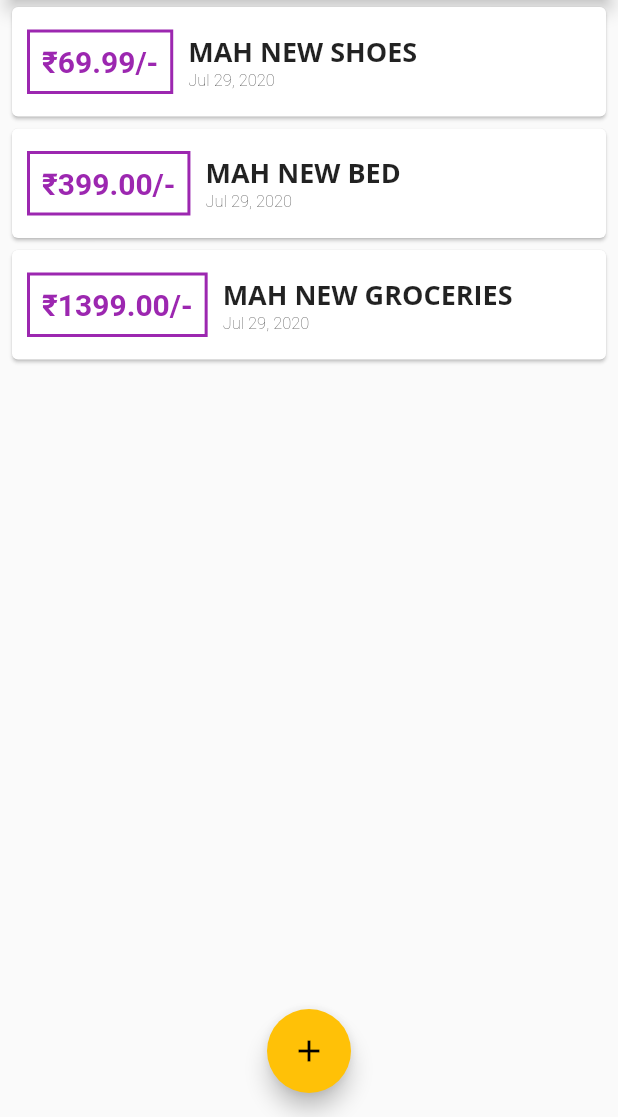
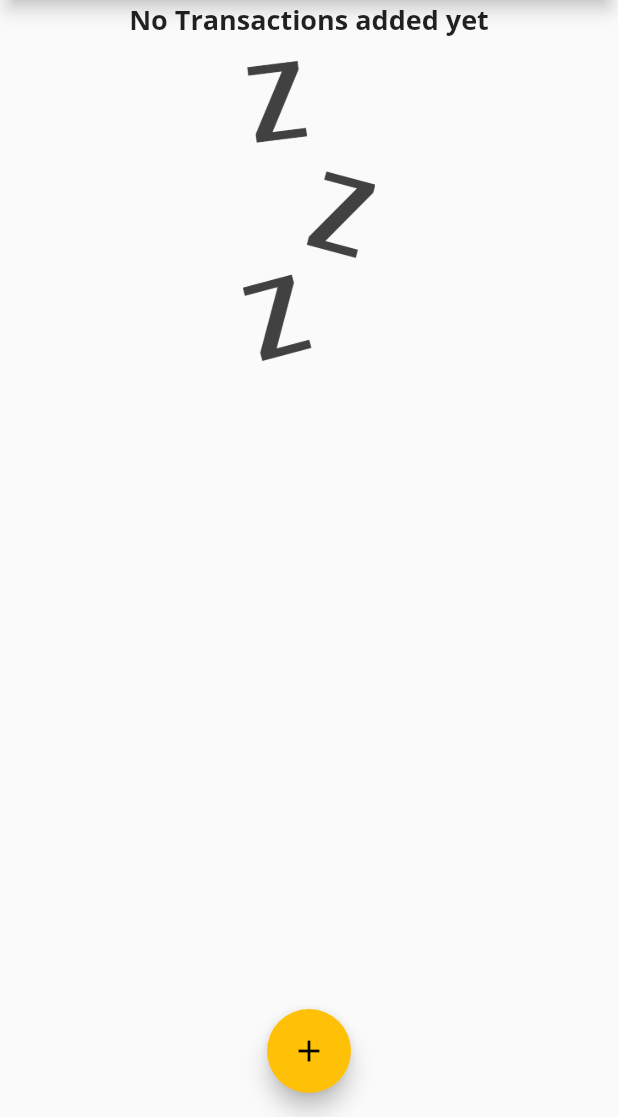
Before and after one commit to bh0mbalziyad/crispy-pancake, a Flutter app: the screen it shows after launch, on a phone screen of 412 x 824 dp, the part 119-1236 px from its top. Run offline on Flutter 3.47's test engine with Material 2 defaults, Android fonts, the phone set to English and light mode, and no system bars.

```diff
--- a/lib/main.dart
+++ b/lib/main.dart
@@ -22,18 +22,18 @@ class MyHomePage extends StatefulWidget {
 
 class _MyHomePageState extends State<MyHomePage> {
   final List<Transaction> _userTransactions = [
-    Transaction(
-        id: '1',
-        amount: 69.99,
-        dateTime: DateTime.now(),
-        title: 'MAH NEW SHOES'),
-    Transaction(
-        id: '2', amount: 399, dateTime: DateTime.now(), title: 'MAH NEW BED'),
-    Transaction(
-        id: '3',
-        amount: 1399,
-        dateTime: DateTime.now(),
-        title: 'MAH NEW GROCERIES'),
+    // Transaction(
+    //     id: '1',
+    //     amount: 69.99,
+    //     dateTime: DateTime.now(),
+    //     title: 'MAH NEW SHOES'),
+    // Transaction(
+    //     id: '2', amount: 399, dateTime: DateTime.now(), title: 'MAH NEW BED'),
+    // Transaction(
+    //     id: '3',
+    //     amount: 1399,
+    //     dateTime: DateTime.now(),
+    //     title: 'MAH NEW GROCERIES'),
   ];
 
   void _addNewTransaction(String title, double amount) {
@@ -66,14 +66,14 @@ class _MyHomePageState extends State<MyHomePage> {
         accentColor: Colors.amber,
         fontFamily: 'Quicksand',
         textTheme: ThemeData.light().textTheme.copyWith(
-              title: TextStyle(
+              headline6: TextStyle(
                   fontFamily: 'OpenSans',
                   fontSize: 18,
                   fontWeight: FontWeight.bold),
             ),
         appBarTheme: AppBarTheme(
             textTheme: ThemeData.light().textTheme.copyWith(
-                    title: TextStyle(
+                    headline6: TextStyle(
                   fontFamily: 'OpenSans',
                   fontWeight: FontWeight.bold,
                   fontSize: 20,
--- /dev/null
+++ b/lib/widgets/chart.dart
@@ -0,0 +1,8 @@
+import 'package:flutter/material.dart';
+
+class Chart extends StatelessWidget {
+  @override
+  Widget build(BuildContext context) {
+    return Container();
+  }
+}
--- a/lib/widgets/transaction_list.dart
+++ b/lib/widgets/transaction_list.dart
@@ -12,7 +12,25 @@ class TransactionList extends StatelessWidget {
   Widget build(BuildContext context) {
     return Container(
       height: 300,
-      child: ListView.builder(
+      child: transactions.isEmpty
+          ? Column(
+              children: [
+                Text(
+                  'No Transactions added yet',
+                  style: Theme.of(context).textTheme.headline6,
+                ),
+                SizedBox(
+                  height: 15,
+                ),
+                Container(
+                    height: 200,
+                    child: Image.asset(
+                      'assets/images/waiting.png',
+                      fit: BoxFit.cover,
+                    )),
+              ],
+            )
+          : ListView.builder(
               itemBuilder: (ctx, index) {
                 return Card(
                   margin: EdgeInsets.symmetric(vertical: 4, horizontal: 8),
@@ -20,7 +38,8 @@ class TransactionList extends StatelessWidget {
                     children: [
                       // amount
                       Container(
-                    margin: EdgeInsets.symmetric(horizontal: 10, vertical: 15),
+                          margin: EdgeInsets.symmetric(
+                              horizontal: 10, vertical: 15),
                           padding: EdgeInsets.all(8),
                           decoration: BoxDecoration(
                               border: Border.all(
@@ -40,10 +59,11 @@ class TransactionList extends StatelessWidget {
                         children: [
                           Text(
                             transactions[index].title,
-                      style: Theme.of(context).textTheme.title,
+                            style: Theme.of(context).textTheme.headline6,
                           ),
                           Text(
-                      DateFormat.yMMMd().format(transactions[index].dateTime),
+                            DateFormat.yMMMd()
+                                .format(transactions[index].dateTime),
                             style: TextStyle(
                               color: Colors.grey[800],
                               fontWeight: FontWeight.w100,
--- a/pubspec.yaml
+++ b/pubspec.yaml
@@ -43,9 +43,8 @@ flutter:
   # the material Icons class.
   uses-material-design: true
   # To add assets to your application, add an assets section, like this:
-  # assets:
-  #   - images/a_dot_burr.jpeg
-  #   - images/a_dot_ham.jpeg
+  assets:
+    - assets/images/waiting.png
   # An image asset can refer to one or more resolution-specific "variants", see
   # https://flutter.dev/assets-and-images/#resolution-aware.
   # For details regarding adding assets from package dependencies, see
```
Also changed, not shown: assets/images/waiting.png (added). Lines whose indentation alone changed are shown as unchanged.
